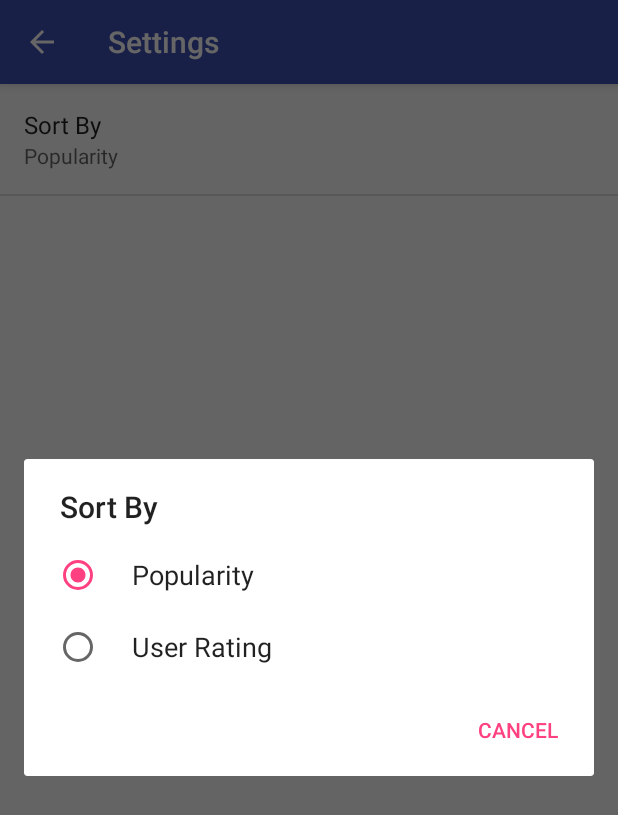
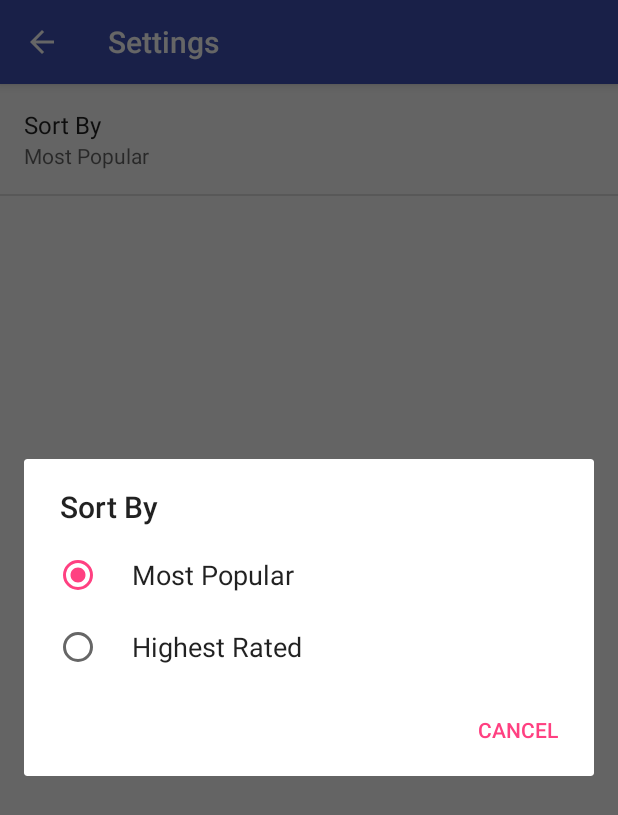
Before and after one commit to Geemili/PopularMovies, an Android app: the SettingsActivity screen opened directly, with no data from a screen before it, after a tap on "Sort By", on a phone screen of 412 x 824 dp. Shown: the top 815 px of the screen. Run offline under Robolectric (Android 15) with nearby library versions, the phone set to English and light mode, and no system bars.

Commit message:
Updated settings names to reflect the rubric

```diff
--- a/app/src/main/res/values/arrays.xml
+++ b/app/src/main/res/values/arrays.xml
@@ -1,8 +1,8 @@
 <?xml version="1.0" encoding="utf-8"?>
 <resources>
     <string-array name="pref_order_entries">
-        <item>Popularity</item>
-        <item>User Rating</item>
+        <item>Most Popular</item>
+        <item>Highest Rated</item>
     </string-array>
     <string-array name="pref_order_values">
         <item>popularity</item>
```
